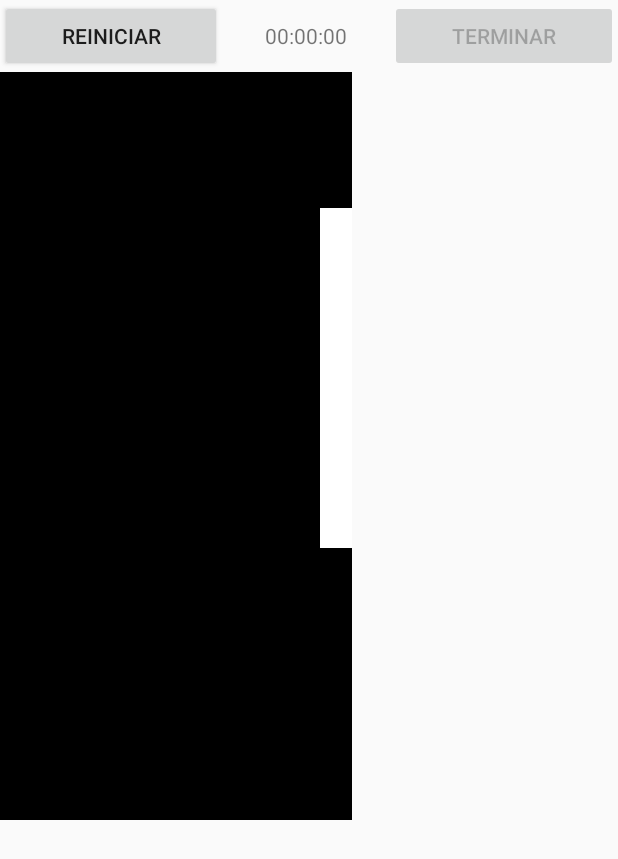
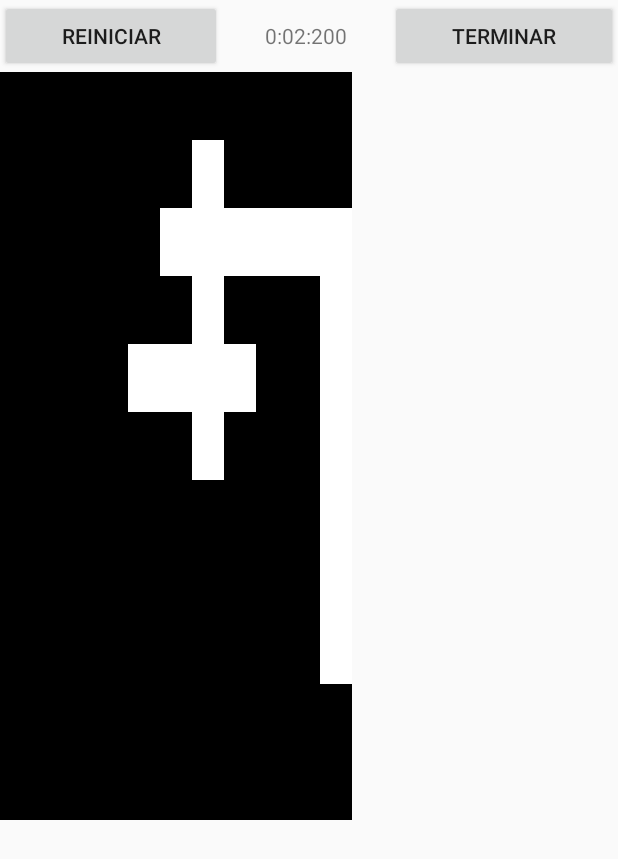
Before and after one commit to sagaan/AMA_Crossword, an Android app: the screen it shows after launch (MainActivity), after a tap on "REINICIAR", on a phone screen of 412 x 824 dp. Shown: the top 859 px of the screen. Run offline under Robolectric (Android 15) with nearby library versions, the phone set to English and light mode, and no system bars.

Commit message:
Commit V0.85

```diff
--- a/app/src/main/java/com/ama/crossword/MainActivity.java
+++ b/app/src/main/java/com/ama/crossword/MainActivity.java
@@ -25,6 +25,7 @@ public class MainActivity extends AppCompatActivity implements View.OnClickListe
 
     String[] columnas = {"a","b","c","d","e","f","g","h","i","j","k"};
     private EditText[][] casillas;
+    private boolean[][] ocupada;
 
     private Button btnReset, btnFinish;
 
@@ -49,6 +50,7 @@ public class MainActivity extends AppCompatActivity implements View.OnClickListe
         txtPista2 = findViewById(R.id.txtPista2);
 
         casillas = new EditText[11][11];
+        ocupada = new boolean[11][11];
         for (int x = 0; x < 11; x++) {
             for (int y = 0; y < 11; y++) {
                 //Genera los diferentes ID mediante los valores del for
@@ -64,6 +66,7 @@ public class MainActivity extends AppCompatActivity implements View.OnClickListe
                 });
                 casillas[x][y].setBackgroundColor(getResources().getColor(R.color.colorBlack));
                 casillas[x][y].setFilters(new InputFilter[]{new InputFilter.LengthFilter(0)});
+                ocupada[x][y] = false;
             }
         }
 
@@ -96,7 +99,8 @@ public class MainActivity extends AppCompatActivity implements View.OnClickListe
             for (int y = 0; y < 11; y++) {
                 casillas[x][y].setText("");
                 casillas[x][y].setBackgroundColor(getResources().getColor(R.color.colorBlack));
-                casillas[x][y].setTag(null);
+                casillas[x][y].setTag(R.string.tag1,null);
+                casillas[x][y].setTag(R.string.tag2, null);
             }
         }
 
@@ -178,23 +182,23 @@ public class MainActivity extends AppCompatActivity implements View.OnClickListe
             Palabra palabra = palabras.get(0);
             int length = palabra.getPalabra().length();
             HashMap<String, Palabra> tag = new HashMap<>();
-            if ((firstX + (length - 1)) < 11) {
+            if((firstX + (length - 1)) < 11){
                 palabra.setDireccion(true);
                 tag.put("horizontal", palabra);
-                for (int i = 0; i < length; i++) {
+                for(int i = 0; i < length; i++){
                     casillas[firstX + i][firstY].setTag(R.string.tag1,tag);
                     casillas[firstX + i][firstY].setTag(R.string.tag2,palabra.getPalabra().charAt(i));
                     casillas[firstX + i][firstY].setBackgroundColor(getResources().getColor(R.color.colorWhite));
                     casillas[firstX + i][firstY].setFilters(new InputFilter[]{new InputFilter.LengthFilter(1)});
                 }
                 acomodo = true;
-            } else if ((firstY + (length - 1)) < 11) {
+            }else if((firstY + (length - 1)) < 11){
                 palabra.setDireccion(false);
                 tag.put("vertical", palabra);
-                for (int i = 0; i < length; i++) {
+                for(int i = 0; i < length; i++){
                     casillas[firstX][firstY + i].setTag(R.string.tag1,tag);
                     casillas[firstX][firstY + i].setTag(R.string.tag2,palabra.getPalabra().charAt(i));
-                    casillas[firstX][firstY+ i].setBackgroundColor(getResources().getColor(R.color.colorWhite));
+                    casillas[firstX][firstY + i].setBackgroundColor(getResources().getColor(R.color.colorWhite));
                     casillas[firstX][firstY + i].setFilters(new InputFilter[]{new InputFilter.LengthFilter(1)});
                 }
                 acomodo = true;
@@ -202,10 +206,9 @@ public class MainActivity extends AppCompatActivity implements View.OnClickListe
         }while(!acomodo);
 
         List<Palabra> otrasPalabras = palabras.subList(1, palabras.size());
-        for (Palabra palabra: otrasPalabras) {
+        for (Palabra palabra: otrasPalabras)
             if(gridCheck(palabra))
                 validCounter++;
-        }
 
         if(validCounter < 2)
             valido = false;
@@ -229,59 +232,131 @@ public class MainActivity extends AppCompatActivity implements View.OnClickListe
                 if(caract != null){
                     for (int l = 0; l < palabra.getPalabra().length(); l++){
                         if(palabra.getPalabra().toUpperCase().charAt(l) == caract.toUpperCase().charAt(0)){
-                            HashMap<String, Palabra> palabraGrid = (HashMap<String,Palabra>) casillas[x][y].getTag(R.string.tag1);
-                            if(palabraGrid.containsKey("horizontal")){
-                                if(y - l + (palabra.getPalabra().length()-1) < 11 && y - l > 0 ){
-                                    for (int y2 = 0; y2 < palabra.getPalabra().length(); y2++) {
-                                        HashMap<String, Palabra> tag = new HashMap<>();
-                                        tag.put("vertical", palabra);
-                                        casillas[x][(y-l)+y2].setTag(R.string.tag1,tag);
-                                        casillas[x][(y-l)+y2].setTag(R.string.tag2,palabra.getPalabra().charAt(y2));
-                                        casillas[x][(y-l)+y2].setBackgroundColor(getResources().getColor(R.color.colorWhite));
-                                        casillas[x][(y-l)+y2].setFilters(new InputFilter[]{new InputFilter.LengthFilter(1)});
-                                    }
-                                    valid = true;
+                            HashMap<String, Palabra> tag= (HashMap<String,Palabra>) casillas[x][y].getTag(R.string.tag1);
+                            //VERTICAL
+                            if(tag.containsKey("horizontal") && !tag.containsKey("vertical")){
+                                if(y - l + (palabra.getPalabra().length()-1) < 11 && y - l >= 0 ) {
+                                    if (borderCheckVertical(x, y, l, palabra.getPalabra().length())){
+                                        palabra.setInicio(new int[]{x,y-l});
+                                        palabra.setFin(new int[]{x,y+(palabra.getPalabra().length()-l)});
+                                        palabra.setDireccion(false);
+                                        for (int y2 = 0; y2 < palabra.getPalabra().length(); y2++) {
+                                            HashMap<String, Palabra> tagTemp = new HashMap<>();
+                                            tagTemp.put("vertical", palabra);
+                                            if (y2 - l == 0)
+                                                tagTemp.put("horizontal", tag.get("horizontal"));
+
+                                            casillas[x][(y - l) + y2].setTag(R.string.tag1,tagTemp);
+                                            casillas[x][(y - l) + y2].setTag(R.string.tag2, palabra.getPalabra().charAt(y2));
+                                            casillas[x][(y - l) + y2].setBackgroundColor(getResources().getColor(R.color.colorWhite));
+                                            casillas[x][(y - l) + y2].setFilters(new InputFilter[]{new InputFilter.LengthFilter(1)});
+
+                                        }
+                                        valid = true;
+                                    }//if borderCheck
+
+                                }//if length < 11
+                                breakout = true;
+                                break;
+                            //HORIZONTAL
+                            }else if(tag.containsKey("vertical") && !tag.containsKey("horizontal")){
+                                if(x - l + (palabra.getPalabra().length()-1) < 11 && x - l >= 0 ){
+                                    if(borderCheckHorizontal(x,y,l,palabra.getPalabra().length())) {
+                                        palabra.setInicio(new int[]{x-l,y});
+                                        palabra.setFin(new int[]{x+(palabra.getPalabra().length()-l),y});
+                                        palabra.setDireccion(true);
+                                        for (int x2 = 0; x2 < palabra.getPalabra().length(); x2++) {
+                                            HashMap<String, Palabra> tagTemp = new HashMap<>();
+                                            tagTemp.put("horizontal", palabra);
+                                            if (x2 - l == 0)
+                                                tagTemp.put("vertical", tag.get("vertical"));
+
+                                            casillas[(x-l)+x2][y].setTag(R.string.tag1,tagTemp);
+                                            casillas[(x - l) + x2][y].setTag(R.string.tag2, palabra.getPalabra().charAt(x2));
+                                            casillas[(x - l) + x2][y].setBackgroundColor(getResources().getColor(R.color.colorWhite));
+                                            casillas[(x - l) + x2][y].setFilters(new InputFilter[]{new InputFilter.LengthFilter(1)});
+
+                                        }//end for x2
+                                        valid = true;
+                                    }//if bordercheck
+
                                 }
                                 breakout = true;
                                 break;
-                            }else{
-                                if(x - l + (palabra.getPalabra().length()-1) < 11 && x - l > 0 ){
-                                    for (int x2 = 0; x2 < palabra.getPalabra().length(); x2++) {
-                                        HashMap<String, Palabra> tag = new HashMap<>();
-                                        tag.put("horizontal", palabra);
-                                        casillas[(x-l)+x2][y].setTag(R.string.tag1,tag);
-                                        casillas[(x-l)+x2][y].setTag(R.string.tag2,palabra.getPalabra().charAt(x2));
-                                        casillas[(x-l)+x2][y].setBackgroundColor(getResources().getColor(R.color.colorWhite));
-                                        casillas[(x-l)+x2][y].setFilters(new InputFilter[]{new InputFilter.LengthFilter(1)});
-                                    }
-                                    valid = true;
-                                }
-                                breakout = true;
-                                break;
-                            }
-                        }
-                    }
+                            }//else-if horizontal/vertical
+                        }//if coincidencia letras
+                    }//for comparar letras con palabras
                 }
                 if(breakout)
                     break;
-            }
+            }//for y
             if(breakout)
                 break;
+        }//for x
+
+        return valid;
+    }
+
+    public boolean borderCheckVertical(int x, int y, int l, int length){
+        boolean valid = true;
+
+        //Revisar que la casilla superior esta vacia
+        if(y-1 >= 0)
+            if(casillas[x][y-1].getTag(R.string.tag1) != null)
+                valid = false;
+
+        //Revisar que la casilla inferior esta vacia
+        if(y+1 <= 10)
+            if(casillas[x][y+1].getTag(R.string.tag1) != null)
+                valid = false;
+
+        for (int i = 0; i < length; i++) {
+            if(i != l){
+                if(x != 0)
+                    if(casillas[x-1][y - (l - i)].getTag(R.string.tag1) != null)
+                        valid = false;
+                if(x != 10)
+                    if(casillas[x+1][y - (l - i)].getTag(R.string.tag1) != null)
+                        valid = false;
+
+            }
         }
 
         return valid;
     }
-//    Runnable longClickRunnable = new Runnable() {
-//        public void run() {
-//            Toast.makeText(MainActivity.this, "Ya le picaste mucho", Toast.LENGTH_SHORT).show();
-//            if (Build.VERSION.SDK_INT >= Build.VERSION_CODES.O) {
-//                v.vibrate(VibrationEffect.createOneShot(200, VibrationEffect.DEFAULT_AMPLITUDE));
-//            }else{
-//                v.vibrate(200);
-//            }
-//            longClick = true;
-//        }
-//    };
+
+    //Revisa que no choque con otra palabra en horizontal
+    public boolean borderCheckHorizontal(int x, int y, int l, int length){
+        boolean valid = true;
+
+        //Revisar que la casilla a la izquierda esta vacia
+        if(x-1 >= 0)
+            if(casillas[x-1][y].getTag(R.string.tag1) != null)
+                valid = false;
+
+        //Revisar que la casilla a la derecha esta vacia
+        if(x+1 <= 10)
+            if(casillas[x+1][y].getTag(R.string.tag1) != null)
+                valid = false;
+
+        //Revisar que las casillas de arriba estan vacias
+        for (int i = 0; i < length; i++) {
+            //Si es la letra coincidencia no la revisa
+            if(i != l) {
+                //Casilla abajo
+                if(y!=0)
+                    if(casillas[x - (l - i)][y - 1].getTag(R.string.tag1) != null)
+                        valid = false;
+
+                //Casilla arriba
+                if(y!=10)
+                    if(casillas[x - (l - i)][y + 1].getTag(R.string.tag1) != null)
+                        valid = false;
+            }
+        }
+
+        return valid;
+    }
 
     final Handler handler = new Handler();
     public Runnable timerRunnable = new Runnable() {
```
Also changed, not shown: app/src/main/res/values/strings.xml (+20 -20 lines).
